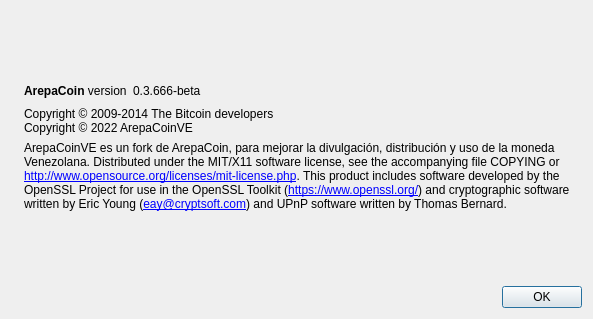
Above: src/qt/forms/aboutdialog.ui from midiam1/ArepacoinVE before the change. Below: the same form after it.
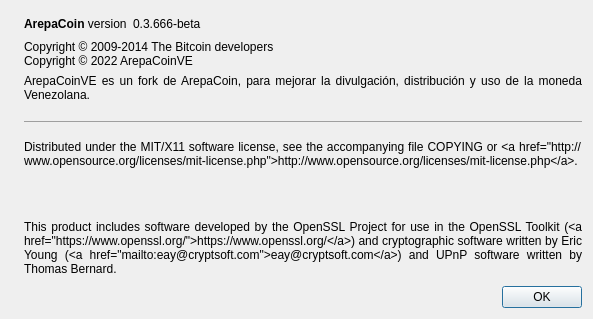
That is the form after the change. Icons and pictures are not drawn.

```diff
--- a/src/qt/forms/aboutdialog.ui
+++ b/src/qt/forms/aboutdialog.ui
@@ -106,11 +106,11 @@
        </property>
        <property name="text">
         <string>
-ArepaCoinVE es un fork de ArepaCoin, para mejorar la divulgación, distribución y uso de la moneda Venezolana.
+        
+        &lt;html&gt;&lt;head/&gt;&lt;body&gt;&lt;p align=&quot;justify&quot;&gt;ArepaCoinVE es un fork de ArepaCoin, para mejorar la divulgación, distribución y uso de la moneda Venezolana.&lt;/p&gt;&lt;hr/&gt;&lt;p align=&quot;justify&quot;&gt;Distributed under the MIT/X11 software license, see the accompanying file COPYING or &amp;lt;a href=&amp;quot;http://www.opensource.org/licenses/mit-license.php&amp;quot;&amp;gt;http://www.opensource.org/licenses/mit-license.php&amp;lt;/a&amp;gt;.&lt;/p&gt;&lt;p align=&quot;justify&quot;&gt;&lt;br/&gt;&lt;/p&gt;&lt;p align=&quot;justify&quot;&gt;This product includes software developed by the OpenSSL Project for use in the OpenSSL Toolkit (&amp;lt;a href=&amp;quot;https://www.openssl.org/&amp;quot;&amp;gt;https://www.openssl.org/&amp;lt;/a&amp;gt;) and cryptographic software written by Eric Young (&amp;lt;a href=&amp;quot;mailto:eay@cryptsoft.com&amp;quot;&amp;gt;eay@cryptsoft.com&amp;lt;/a&amp;gt;) and UPnP software written by Thomas Bernard.&lt;/p&gt;&lt;/body&gt;&lt;/html&gt;
 
-Distributed under the MIT/X11 software license, see the accompanying file COPYING or &lt;a href=&quot;http://www.opensource.org/licenses/mit-license.php&quot;&gt;http://www.opensource.org/licenses/mit-license.php&lt;/a&gt;.
-
-This product includes software developed by the OpenSSL Project for use in the OpenSSL Toolkit (&lt;a href=&quot;https://www.openssl.org/&quot;&gt;https://www.openssl.org/&lt;/a&gt;) and cryptographic software written by Eric Young (&lt;a href=&quot;mailto:eay@cryptsoft.com&quot;&gt;eay@cryptsoft.com&lt;/a&gt;) and UPnP software written by Thomas Bernard.</string>
+        
+        </string>
        </property>
        <property name="textFormat">
         <enum>Qt::RichText</enum>
```
